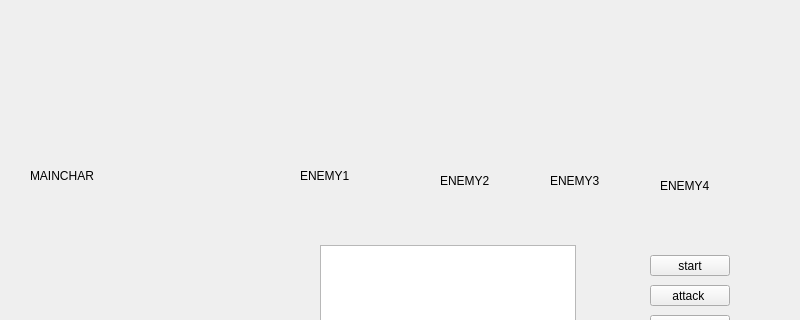
The window that Src Files/mainwindow.ui (calvin224/Zork) describes before a commit, drawn with Qt 5; both pictures show x 0 to 800 and y 115 to 435 of the 800 by 600 pixel window.
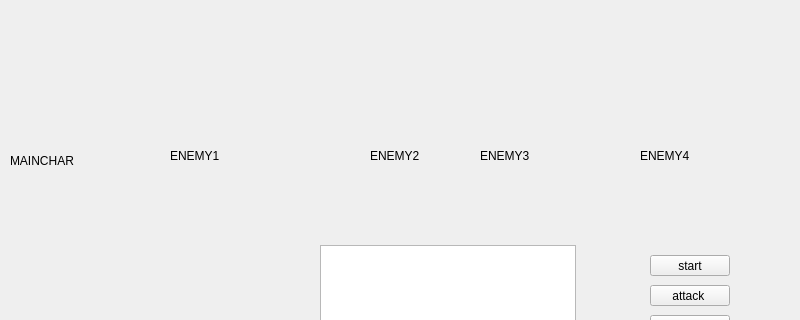
The same window after the commit.

The edit to the form file:
```diff
--- a/Src Files/mainwindow.ui
+++ b/Src Files/mainwindow.ui
@@ -156,10 +156,10 @@
    <widget class="QLabel" name="Enemy1">
     <property name="geometry">
      <rect>
-      <x>300</x>
-      <y>260</y>
-      <width>111</width>
-      <height>61</height>
+      <x>170</x>
+      <y>220</y>
+      <width>171</width>
+      <height>101</height>
      </rect>
     </property>
     <property name="text">
@@ -169,10 +169,10 @@
    <widget class="QLabel" name="Enemy2">
     <property name="geometry">
      <rect>
-      <x>440</x>
-      <y>260</y>
-      <width>101</width>
-      <height>71</height>
+      <x>370</x>
+      <y>220</y>
+      <width>161</width>
+      <height>101</height>
      </rect>
     </property>
     <property name="text">
@@ -182,10 +182,10 @@
    <widget class="QLabel" name="Enemy3">
     <property name="geometry">
      <rect>
-      <x>550</x>
-      <y>270</y>
-      <width>101</width>
-      <height>51</height>
+      <x>480</x>
+      <y>220</y>
+      <width>161</width>
+      <height>101</height>
      </rect>
     </property>
     <property name="text">
@@ -195,10 +195,10 @@
    <widget class="QLabel" name="Enemy4">
     <property name="geometry">
      <rect>
-      <x>660</x>
-      <y>270</y>
-      <width>91</width>
-      <height>61</height>
+      <x>640</x>
+      <y>220</y>
+      <width>151</width>
+      <height>101</height>
      </rect>
     </property>
     <property name="text">
@@ -208,10 +208,10 @@
    <widget class="QLabel" name="mainchar">
     <property name="geometry">
      <rect>
-      <x>30</x>
-      <y>250</y>
-      <width>141</width>
-      <height>81</height>
+      <x>10</x>
+      <y>220</y>
+      <width>181</width>
+      <height>111</height>
      </rect>
     </property>
     <property name="text">
```
